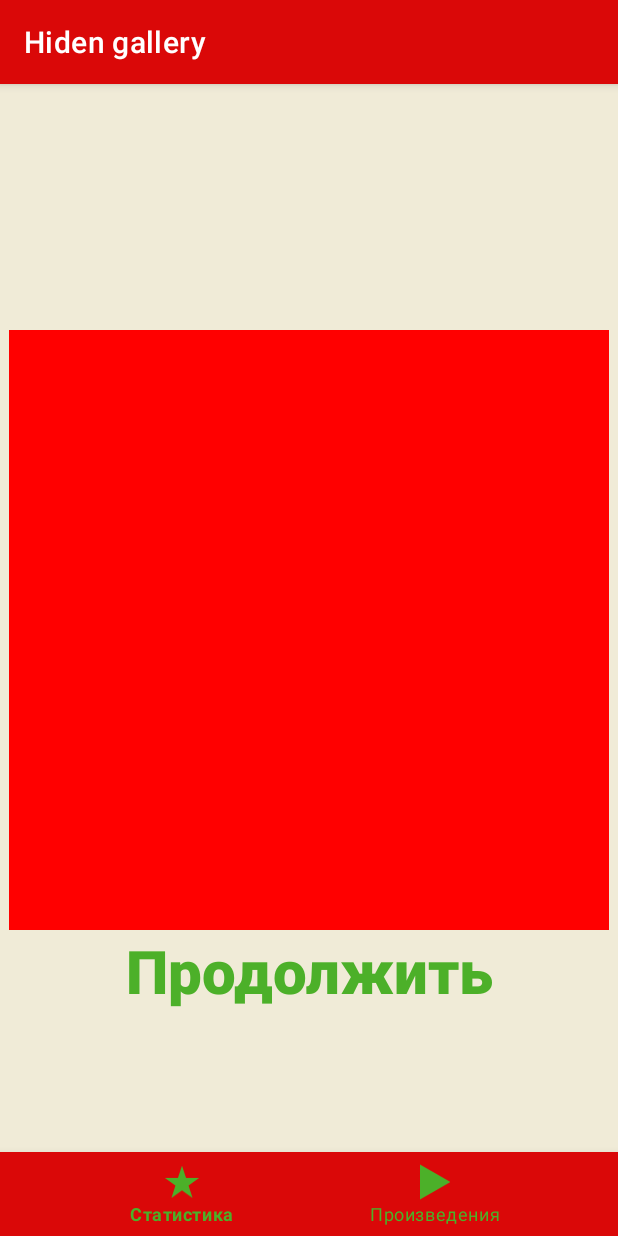
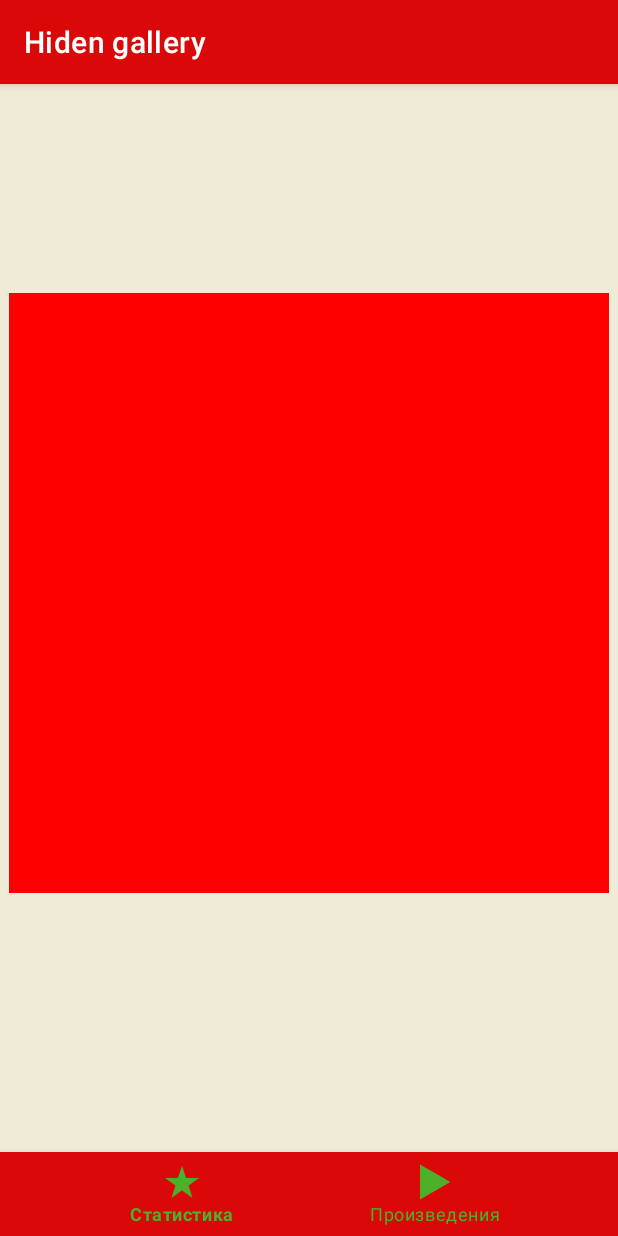
Before and after one commit to Koshkaallmaznaya/game_Kotlin, an Android app: the fragment LevelFragment placed in its activity, on a phone screen of 412 x 824 dp. Run offline under Robolectric (Android 15) with nearby library versions, the phone set to English and light mode, and no system bars; our stand-ins replace navigation-ui; 1 statement that could not run was skipped.

Commit message:
обновление отчета и макетов

```diff
--- a/app/src/main/java/ru/dpankratov/hidengallery/ui/listlevel/ListLevelViewAdapter.kt
+++ b/app/src/main/java/ru/dpankratov/hidengallery/ui/listlevel/ListLevelViewAdapter.kt
@@ -37,7 +37,7 @@ class ListLevelViewAdapter(
             holder.idImage.setImageResource(R.drawable.rectangle)
         }
         holder.itemView.setOnClickListener {
-            val bundle = bundleOf("levelId" to item.id) /////бандл набор параметров, которые мы передаем (айди)
+            val bundle = bundleOf("levelId" to item.id)
             it.findNavController().navigate(R.id.levelFragment2, bundle)
         }
     }
--- a/app/src/main/res/layout/fragment_level.xml
+++ b/app/src/main/res/layout/fragment_level.xml
@@ -14,6 +14,7 @@
         android:scaleType="centerInside"
         app:layout_constraintBottom_toBottomOf="parent"
         app:layout_constraintTop_toTopOf="parent"
+        android:layout_marginBottom="50dp"
         tools:src="@tools:sample/avatars"
         app:layout_constraintLeft_toLeftOf="parent"
         app:layout_constraintRight_toRightOf="parent"/>
@@ -22,6 +23,7 @@
         android:id="@+id/viewPaint"
         android:layout_width="400dp"
         android:layout_height="400dp"
+        android:layout_marginBottom="50dp"
         app:layout_constraintBottom_toBottomOf="parent"
         app:layout_constraintTop_toTopOf="parent"
         app:layout_constraintLeft_toLeftOf="parent"
@@ -34,12 +36,14 @@
         android:layout_gravity="center"
         android:fontFamily="sans-serif-black"
         android:text="Продолжить"
+        android:layout_marginTop="10dp"
         android:textAlignment="center"
         android:textColor="?attr/colorOnPrimary"
         android:textSize="40sp"
         android:textStyle="bold"
         app:layout_constraintTop_toBottomOf="@+id/imageView2"
         app:layout_constraintLeft_toLeftOf="parent"
-        app:layout_constraintRight_toRightOf="parent"/>
+        app:layout_constraintRight_toRightOf="parent"
+        android:visibility="invisible"/>
 
 </androidx.constraintlayout.widget.ConstraintLayout>
```
Also changed, not shown: 3 other files.
